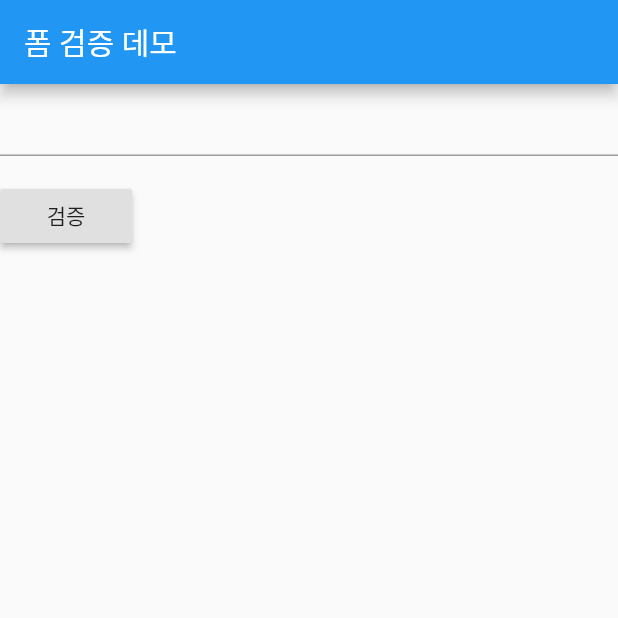
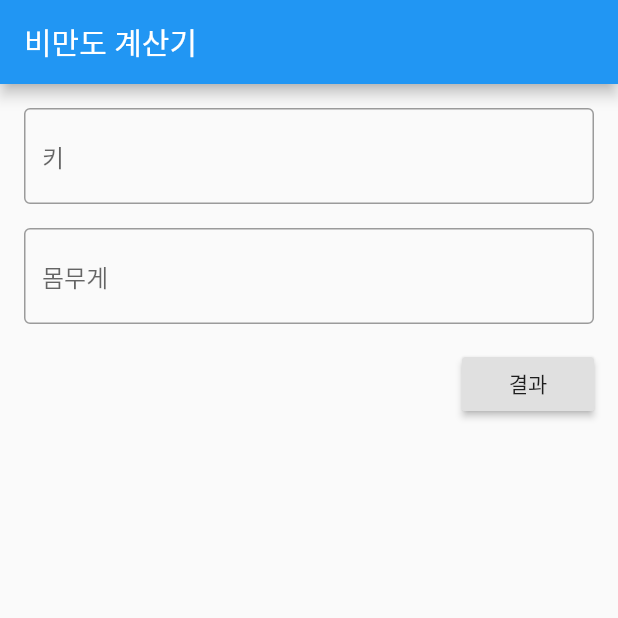
Before and after one commit to tintoll/obesity_calculator, a Flutter app: the screen it shows after launch, on a phone screen of 412 x 824 dp, the top half of it. Run offline on Flutter 3.47's test engine with Material 2 defaults, Android fonts, the phone set to English and light mode, and no system bars.

Commit message:
비만도 계산기 개발 완료

```diff
--- /dev/null
+++ b/lib/bmi_main.dart
@@ -0,0 +1,81 @@
+import 'package:flutter/material.dart';
+import 'package:obesity_calculator/bmi_result.dart';
+
+class BmiMain extends StatefulWidget {
+  @override
+  _BmiMainState createState() => _BmiMainState();
+}
+
+class _BmiMainState extends State<BmiMain> {
+  final _formKey = GlobalKey<FormState>();
+
+  final _heightController = TextEditingController();
+  final _weightController = TextEditingController();
+
+  @override
+  Widget build(BuildContext context) {
+    return Scaffold(
+      appBar: AppBar(
+        title: Text('비만도 계산기'),
+      ),
+      body: Container(
+        padding: const EdgeInsets.all(16.0),
+        child: Form(
+          key: _formKey,
+          child: Column(
+            children: [
+              TextFormField(
+                controller: _heightController,
+                validator: (value) {
+                  if (value.trim().isEmpty) {
+                    return '키를 입력하세요';
+                  }
+                  return null;
+                },
+                decoration: InputDecoration(
+                    // 외곽선이 있고 힌트 '키'를 표시
+                    border: OutlineInputBorder(),
+                    hintText: '키'),
+                keyboardType: TextInputType.number, // 숫자만 입력할 수 있음
+              ),
+              SizedBox(
+                height: 16.0,
+              ),
+              TextFormField(
+                controller: _weightController,
+                validator: (value) {
+                  if (value.trim().isEmpty) {
+                    return '몸무게를 입력하세요';
+                  }
+                  return null;
+                },
+                decoration: InputDecoration(
+                    border: OutlineInputBorder(), hintText: '몸무게'),
+                keyboardType: TextInputType.number,
+              ),
+              Container(
+                margin: const EdgeInsets.only(top: 16.0),
+                alignment: Alignment.centerRight,
+                child: RaisedButton(
+                  onPressed: () {
+                    // 폼 검증
+                    if (_formKey.currentState.validate()) {
+                      Navigator.push(
+                          context,
+                          MaterialPageRoute(
+                              builder: (context) => BmiResult(
+                                  double.parse(_heightController.text.trim()),
+                                  double.parse(
+                                      _weightController.text.trim()))));
+                    }
+                  },
+                  child: Text('결과'),
+                ),
+              )
+            ],
+          ),
+        ),
+      ),
+    );
+  }
+}
--- a/lib/main.dart
+++ b/lib/main.dart
@@ -1,4 +1,6 @@
 import 'package:flutter/material.dart';
+
+import 'bmi_main.dart';
 
 void main() {
   runApp(MyApp());
@@ -9,55 +11,7 @@ class MyApp extends StatelessWidget {
   Widget build(BuildContext context) {
     return MaterialApp(
       title: 'Obesity Calculator',
-      home: Scaffold(
-          appBar: AppBar(
-            title: Text('폼 검증 데모'),
-          ),
-          body: MyCustomForm()),
+      home: BmiMain(),
     );
   }
 }
-
-class MyCustomForm extends StatefulWidget {
-  @override
-  _MyCustomFormState createState() => _MyCustomFormState();
-}
-
-class _MyCustomFormState extends State<MyCustomForm> {
-  // Form 위젯에 유니크한 키값을 부여하고 검증시 사용
-  final _formKey = GlobalKey<FormState>();
-
-  @override
-  Widget build(BuildContext context) {
-    return Form(
-      key: _formKey,
-      child: Column(
-        crossAxisAlignment: CrossAxisAlignment.start,
-        children: [
-          TextFormField(
-            validator: (value) {
-              if (value.isEmpty) {
-                return '입력값을 입력하세요';
-              }
-              return null;
-            },
-          ),
-          Padding(
-            padding: const EdgeInsets.symmetric(vertical: 16.0),
-            child: RaisedButton(
-              onPressed: () {
-                // 폼 검증을 통과하면 true, 아니면 false
-                if (_formKey.currentState.validate()) {
-                  // 스낵바 표시
-                  Scaffold.of(context)
-                      .showSnackBar(SnackBar(content: Text('검증완료')));
-                }
-              },
-              child: Text('검증'),
-            ),
-          )
-        ],
-      ),
-    );
-  }
-}
```
Also changed, not shown: lib/bmi_result.dart (added, +70 -0 lines).
